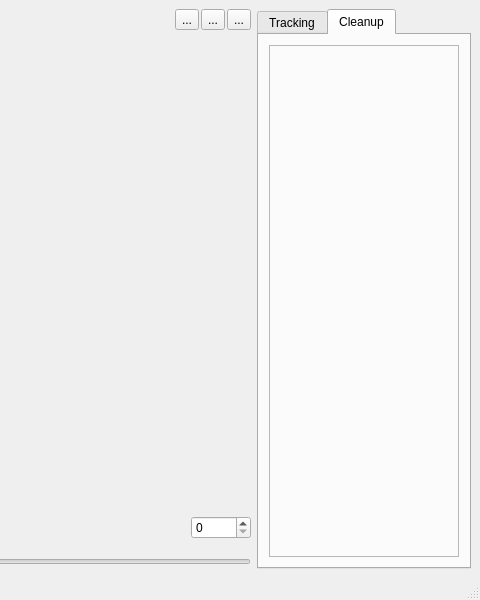
Above: mainwindow.ui from adwolfe/yawt before the change; both pictures show x 622 to 1102 and y 0 to 600 of the 1102 by 600 pixel window. Below: the same form after it.
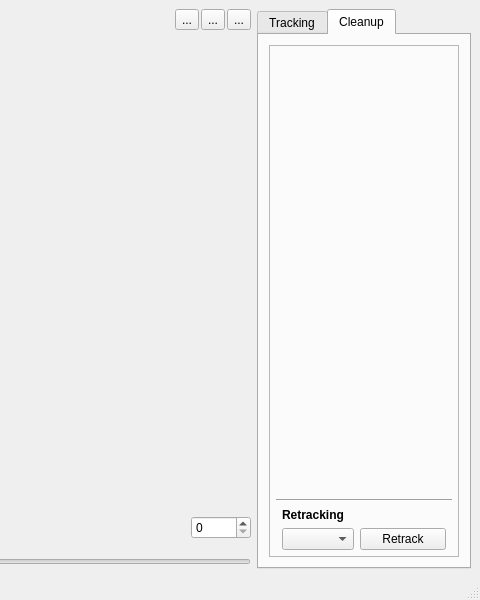
That is the form after the change. Icons and pictures are not drawn. Custom widgets are drawn as their Qt base class.

```diff
--- a/mainwindow.ui
+++ b/mainwindow.ui
@@ -1024,7 +1024,7 @@
           <property name="frameShadow">
            <enum>QFrame::Shadow::Raised</enum>
           </property>
-          <layout class="QGridLayout" name="gridLayout_5">
+          <layout class="QVBoxLayout" name="verticalLayout_2">
            <property name="leftMargin">
             <number>6</number>
            </property>
@@ -1037,10 +1037,10 @@
            <property name="bottomMargin">
             <number>6</number>
            </property>
-           <item row="0" column="0">
+           <item>
             <widget class="MiniVideoLoader" name="miniVideoLoader" native="true"/>
            </item>
-           <item row="1" column="0">
+           <item>
             <spacer name="verticalSpacer_2">
              <property name="orientation">
               <enum>Qt::Orientation::Vertical</enum>
@@ -1048,11 +1048,57 @@
              <property name="sizeHint" stdset="0">
               <size>
                <width>20</width>
-               <height>432</height>
+               <height>40</height>
               </size>
              </property>
             </spacer>
            </item>
+           <item>
+            <widget class="Line" name="line_5">
+             <property name="orientation">
+              <enum>Qt::Orientation::Horizontal</enum>
+             </property>
+            </widget>
+           </item>
+           <item>
+            <layout class="QGridLayout" name="gridLayout_6" columnstretch="0,1">
+             <property name="leftMargin">
+              <number>6</number>
+             </property>
+             <property name="topMargin">
+              <number>0</number>
+             </property>
+             <property name="rightMargin">
+              <number>6</number>
+             </property>
+             <item row="1" column="0">
+              <widget class="QComboBox" name="comboBox">
+               <property name="modelColumn">
+                <number>0</number>
+               </property>
+              </widget>
+             </item>
+             <item row="0" column="0" colspan="2">
+              <widget class="QLabel" name="label_10">
+               <property name="font">
+                <font>
+                 <bold>true</bold>
+                </font>
+               </property>
+               <property name="text">
+                <string>Retracking</string>
+               </property>
+              </widget>
+             </item>
+             <item row="1" column="1">
+              <widget class="QPushButton" name="pushButton">
+               <property name="text">
+                <string>Retrack</string>
+               </property>
+              </widget>
+             </item>
+            </layout>
+           </item>
           </layout>
          </widget>
         </item>
@@ -1068,7 +1114,7 @@
      <x>0</x>
      <y>0</y>
      <width>1102</width>
-     <height>24</height>
+     <height>37</height>
     </rect>
    </property>
   </widget>
```
